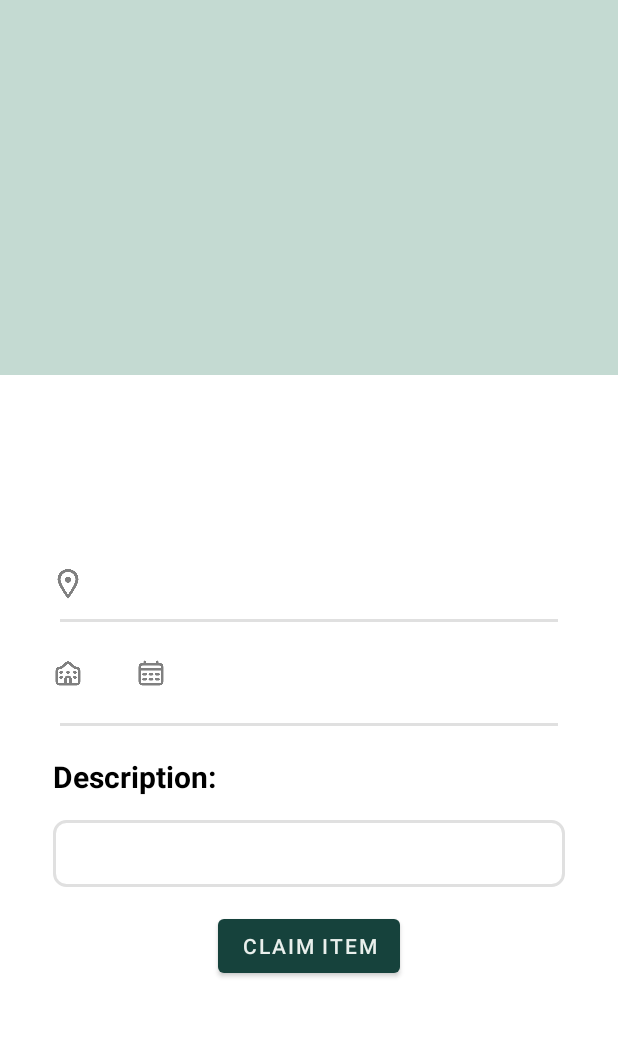
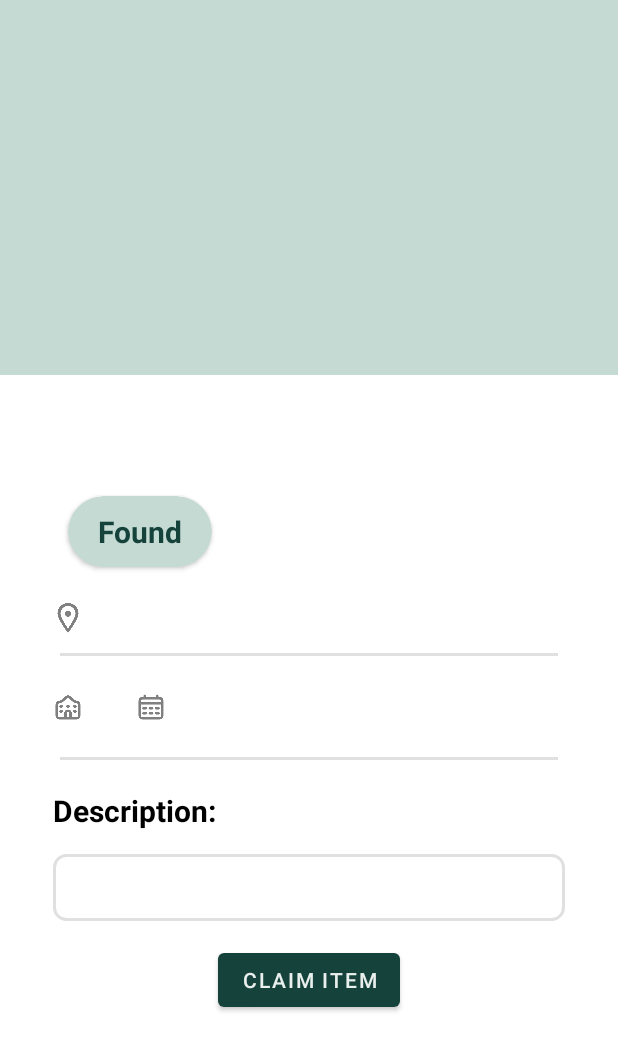
Before and after one commit to TeanConcio/DLSU-Lost-and-Found, an Android app: the ItemActivity screen opened directly, with no data from a screen before it, on a phone screen of 412 x 824 dp. Shown: the top 1051 px of the screen. Run offline under Robolectric (Android 15) with nearby library versions, the phone set to English and light mode, and no system bars.

Commit message:
add: UI for item status

```diff
--- a/app/src/main/java/com/mobdeve/S17/MOBPsycho40/DLSULostAndFound/ui/Items/ItemsAdapter.java
+++ b/app/src/main/java/com/mobdeve/S17/MOBPsycho40/DLSULostAndFound/ui/Items/ItemsAdapter.java
@@ -32,7 +32,7 @@ public class ItemsAdapter extends RecyclerView.Adapter<ItemsAdapter.ViewHolder>
     @Override
     public ItemsAdapter.ViewHolder onCreateViewHolder(@NonNull ViewGroup parent, int viewType) {
         LayoutInflater layoutInflater = LayoutInflater.from(parent.getContext());
-        View view = layoutInflater.inflate(R.layout.list_item_lost_item,parent,false);
+        View view = layoutInflater.inflate(R.layout.list_my_item_lost_item,parent,false);
         ItemsAdapter.ViewHolder viewHolder = new ItemsAdapter.ViewHolder(view);
         return viewHolder;
     }
--- a/app/src/main/res/layout/activity_item.xml
+++ b/app/src/main/res/layout/activity_item.xml
@@ -46,16 +46,48 @@
                     android:textStyle="bold"
                     tools:ignore="HardcodedText" />
 
+                <LinearLayout
+                    android:layout_width="wrap_content"
+                    android:layout_height="wrap_content"
+                    android:orientation="horizontal">
+
                     <TextView
                         android:id="@+id/itemCategory"
                         android:layout_width="wrap_content"
                         android:layout_height="wrap_content"
                         android:layout_marginStart="15dp"
-                    android:text="Special Grade Sorcerer"
+                        android:text="Sorcerer"
                         android:textColor="@color/black"
                         android:textSize="25sp"
                         android:layout_marginTop="10dp"
                         tools:ignore="HardcodedText" />
+
+
+                    <androidx.cardview.widget.CardView
+                        android:layout_width="wrap_content"
+                        android:layout_height="wrap_content"
+                        android:layout_gravity="center"
+                        android:layout_margin="10dp"
+                        app:cardBackgroundColor="@color/green_200"
+                        app:cardCornerRadius="24dp">
+
+                    <TextView
+                        android:id="@+id/itemStatus"
+                        android:layout_width="wrap_content"
+                        android:layout_height="wrap_content"
+                        android:text="Found"
+                        android:textColor="@color/green_700"
+                        android:textSize="20sp"
+                        android:textStyle="bold"
+                        android:layout_gravity="center"
+                        android:layout_marginVertical="10dp"
+                        android:layout_marginHorizontal="20dp"
+
+                        tools:ignore="HardcodedText" />
+
+                </androidx.cardview.widget.CardView>
+
+                </LinearLayout>
 
                 <LinearLayout
                     android:layout_height="wrap_content"
```
Also changed, not shown: app/src/main/res/layout/list_my_item_lost_item.xml (added, +145 -0 lines). Lines whose indentation alone changed are shown as unchanged.
